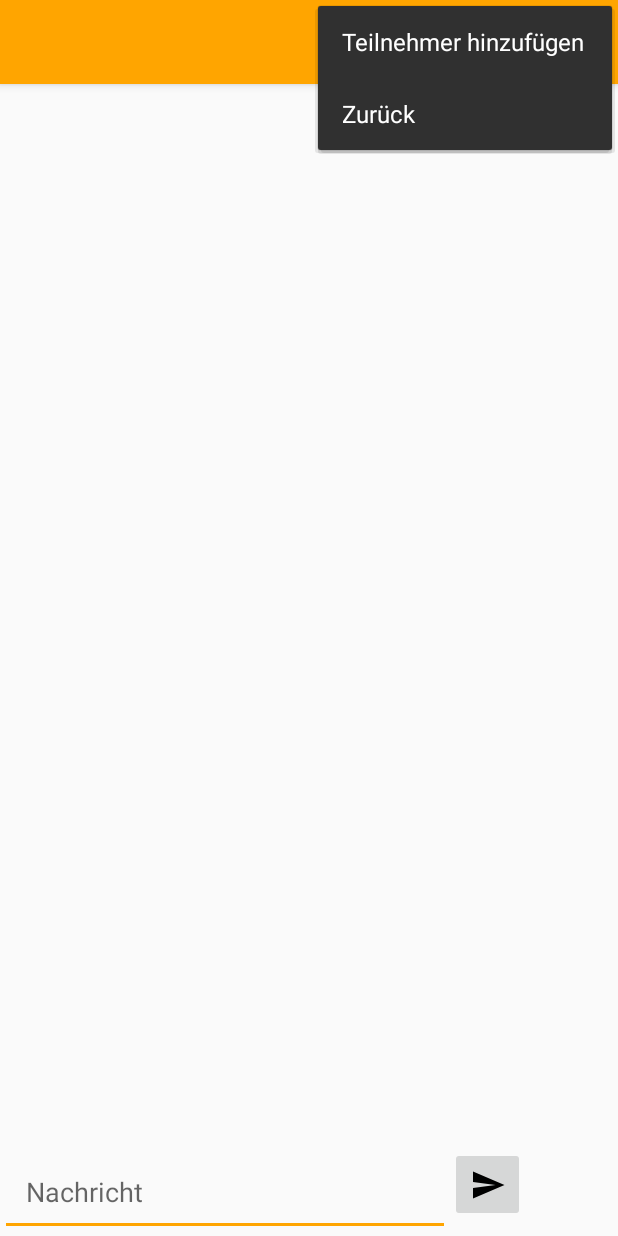
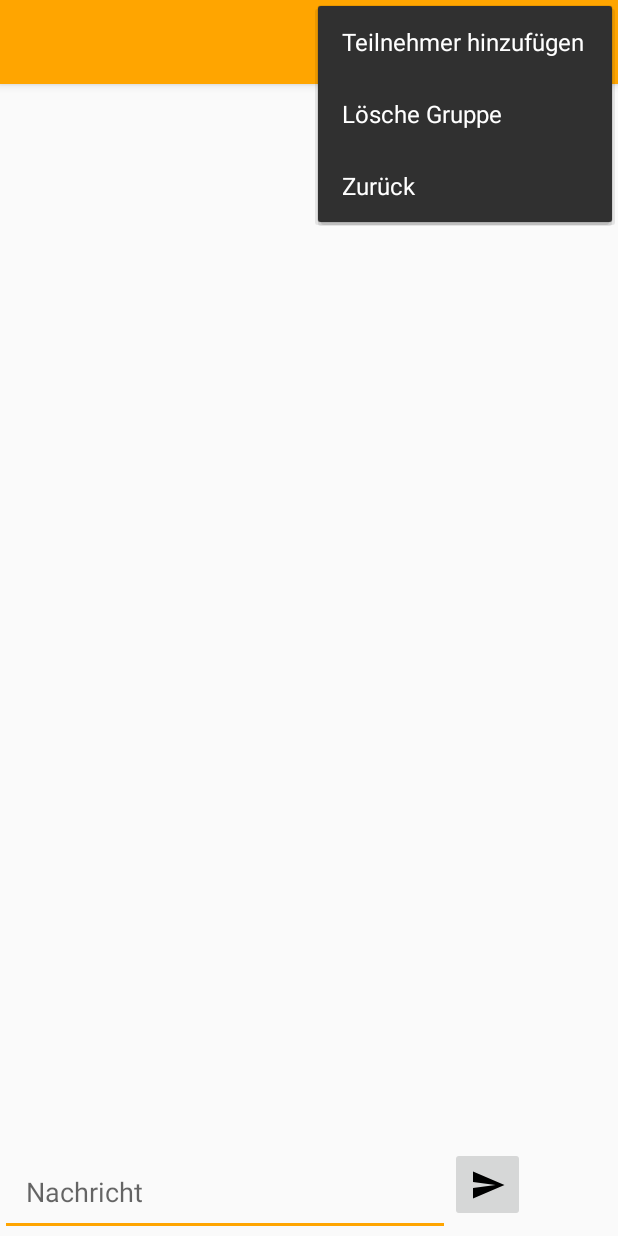
Before and after one commit to Neggorok/CliqV1, an Android app: the GroupChatActivity screen opened directly, with no data from a screen before it, with the options menu open, on a phone screen of 412 x 824 dp. Run offline under Robolectric (Android 15) with nearby library versions, the phone set to English and light mode, and no system bars; our stand-ins replace Firebase (no records; nobody signed in at launch, a user with empty details on screens opened directly); 2 statements that could not run were skipped.

Commit message:
Lehrer- und Schüleraccount kann erstellt werden. Gruppen werden nur dem Ersteller angezeigt

```diff
--- a/app/src/main/java/com/example/cliqv1/GroupChatActivity.java
+++ b/app/src/main/java/com/example/cliqv1/GroupChatActivity.java
@@ -1,5 +1,6 @@
 package com.example.cliqv1;
 
+import android.content.Intent;
 import android.support.annotation.NonNull;
 import android.support.annotation.Nullable;
 import android.support.v7.app.AppCompatActivity;
@@ -49,8 +50,8 @@ public class GroupChatActivity extends AppCompatActivity {
 
         firebaseAuth = FirebaseAuth.getInstance();
         currentUserID = firebaseAuth.getCurrentUser().getUid();
-        userRef = FirebaseDatabase.getInstance().getReference().child("Users");
-        groupNameRef = FirebaseDatabase.getInstance().getReference().child("Groups").child(currentGroupName);
+        userRef = FirebaseDatabase.getInstance().getReference().child("Users").child("Teachers");
+        groupNameRef = FirebaseDatabase.getInstance().getReference().child("Users").child("Teachers").child(currentUserID).child("Groups").child(currentGroupName);
 
         initializeFields();
         getUserInfo();
@@ -191,8 +192,14 @@ public class GroupChatActivity extends AppCompatActivity {
 
         }
 
+        if(id == R.id.deleteGroup){
+
+        }
+
         if (id == R.id.back) {
-
+            finish();
+            Intent iMain = new Intent(this, MainPageActivity.class);
+            startActivity(iMain);
         }
 
         return super.onOptionsItemSelected(item);
--- a/app/src/main/res/menu/menu_groupchat.xml
+++ b/app/src/main/res/menu/menu_groupchat.xml
@@ -8,6 +8,11 @@
         app:showAsAction="never"/>
 
     <item
+        android:id="@+id/deleteGroup"
+        android:title="Lösche Gruppe"
+        app:showAsAction="never"/>
+
+    <item
         android:id="@+id/back"
         android:title="Zurück"
         app:showAsAction="never"/>
```
Also changed, not shown: app/src/main/java/com/example/cliqv1/GroupsFragment.java (+7 -1 lines), app/src/main/java/com/example/cliqv1/MainPageActivity.java (+27 -5 lines), app/src/main/java/com/example/cliqv1/RegisterActivity.java (+19 -33 lines).
